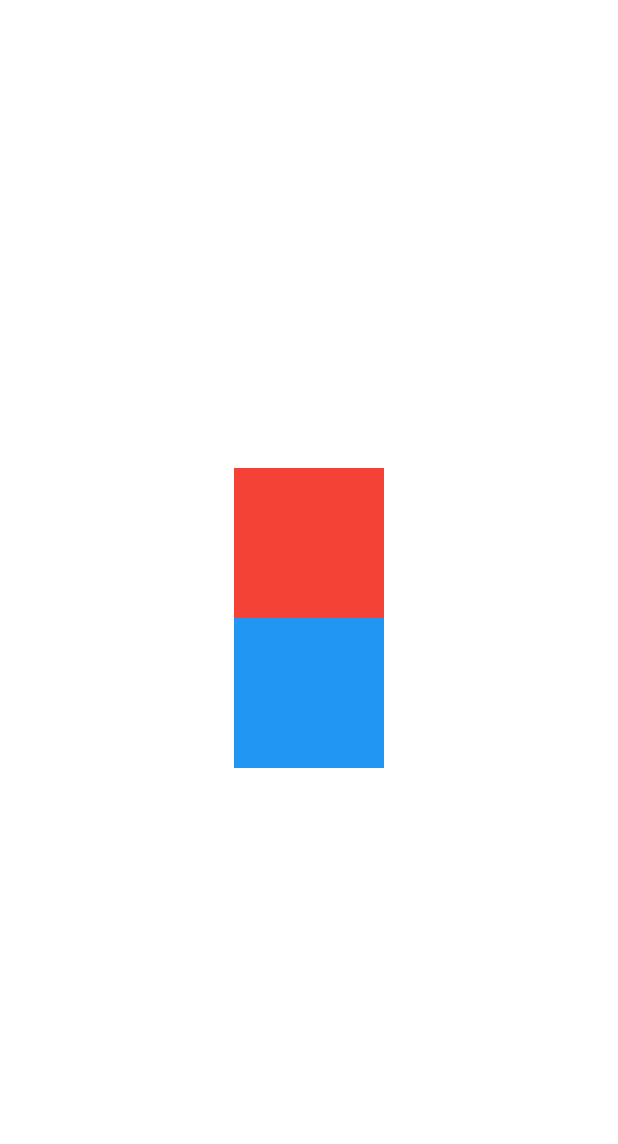
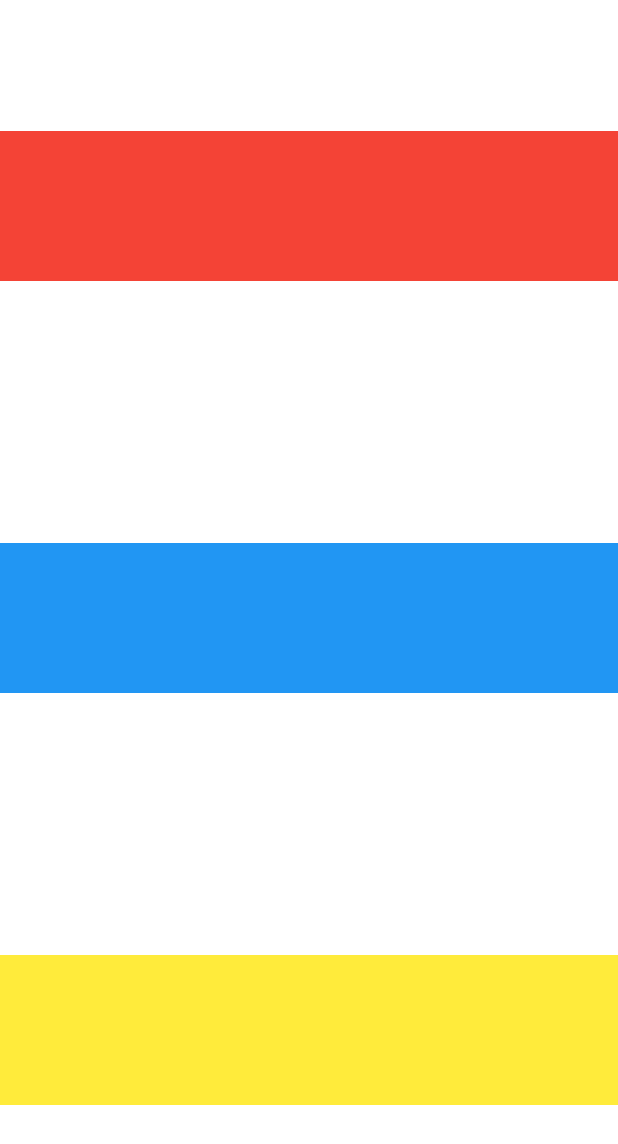
Before and after one commit to adventureandre/horas_v3_flutter, a Flutter app: the screen it shows after launch, on a phone screen of 412 x 824 dp. Shown: the top 1144 px of the screen. Run offline on Flutter 3.47's test engine with Material 3 defaults, Android fonts, the phone set to English and light mode, and no system bars.

Commit message:
estilizando container

```diff
--- a/lib/main.dart
+++ b/lib/main.dart
@@ -20,7 +20,8 @@ class MyApp extends StatelessWidget {
         useMaterial3: true,
       ),
       home: Column(
-        mainAxisAlignment: MainAxisAlignment.center,
+        mainAxisAlignment: MainAxisAlignment.spaceAround,
+        crossAxisAlignment: CrossAxisAlignment.stretch,
         children: [
           Container(
             color: Colors.red,
@@ -31,6 +32,11 @@ class MyApp extends StatelessWidget {
             color: Colors.blue,
             width: largura,
             height: altura,
+          ),
+          Container(
+            color: Colors.yellow,
+            width: largura,
+            height: altura,
           )
         ],
       ),
```
